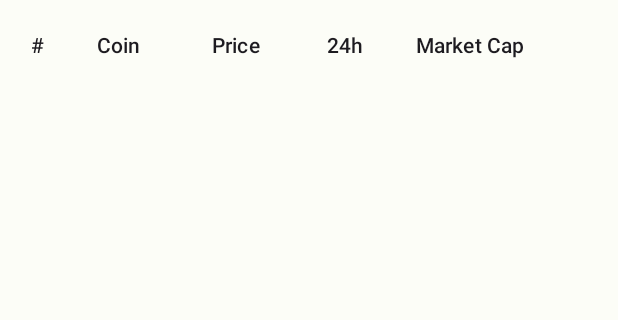
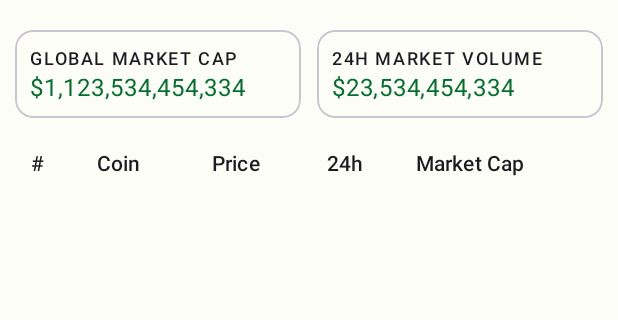
Before and after one commit to maayyaannkk/coin-tracker, an Android app: the layout fragment_market.xml on its own in the app's theme, with its tools: preview values and no code run, on a phone screen of 412 x 824 dp, the part 81-401 px from its top. Run offline under Robolectric (Android 15) with nearby library versions, the phone set to English and light mode, and no system bars.

Commit message:
feat: market cap

```diff
--- a/app/src/main/java/in/mayanknagwanshi/cointracker/network/CoinGeckoApi.kt
+++ b/app/src/main/java/in/mayanknagwanshi/cointracker/network/CoinGeckoApi.kt
@@ -28,4 +28,7 @@ interface CoinGeckoApi {
 
     @GET("search")
     suspend fun search(@Query("query") search: String): Response<ResponseBody>
+
+    @GET("global")
+    suspend fun global(): Response<ResponseBody>
 }
--- a/app/src/main/res/layout/fragment_market.xml
+++ b/app/src/main/res/layout/fragment_market.xml
@@ -46,12 +46,91 @@
         </androidx.constraintlayout.widget.ConstraintLayout>
     </com.google.android.material.card.MaterialCardView>
 
+    <androidx.appcompat.widget.LinearLayoutCompat
+        android:id="@+id/linearLayoutMarketCap"
+        android:layout_width="match_parent"
+        android:layout_height="wrap_content"
+        android:orientation="horizontal"
+        android:padding="10dp"
+        app:layout_constraintTop_toBottomOf="@+id/materialCardView">
+
+        <com.google.android.material.card.MaterialCardView
+            android:id="@+id/materialCardViewGlobalMarketCap"
+            android:layout_width="match_parent"
+            android:layout_height="wrap_content"
+            android:layout_marginEnd="5dp"
+            android:layout_weight="1"
+            app:layout_constraintTop_toTopOf="parent">
+
+            <androidx.constraintlayout.widget.ConstraintLayout
+                android:layout_width="match_parent"
+                android:layout_height="match_parent"
+                android:padding="10dp">
+
+                <TextView
+                    android:id="@+id/textViewGlobalMarketCapLabel"
+                    style="?attr/textAppearanceButton"
+                    android:layout_width="wrap_content"
+                    android:layout_height="wrap_content"
+                    android:text="@string/label_global_market_cap"
+                    android:textSize="12sp"
+                    app:layout_constraintStart_toStartOf="parent"
+                    app:layout_constraintTop_toTopOf="parent" />
+
+                <TextView
+                    android:id="@+id/textViewGlobalMarketCap"
+                    style="?attr/textAppearanceBodyLarge"
+                    android:layout_width="wrap_content"
+                    android:layout_height="wrap_content"
+                    android:textColor="?colorPrimary"
+                    app:layout_constraintStart_toStartOf="parent"
+                    app:layout_constraintTop_toBottomOf="@id/textViewGlobalMarketCapLabel"
+                    tools:text="$1,123,534,454,334" />
+            </androidx.constraintlayout.widget.ConstraintLayout>
+        </com.google.android.material.card.MaterialCardView>
+
+        <com.google.android.material.card.MaterialCardView
+            android:id="@+id/materialCardViewGlobalVolume"
+            android:layout_width="match_parent"
+            android:layout_height="wrap_content"
+            android:layout_marginStart="5dp"
+            android:layout_weight="1"
+            app:layout_constraintTop_toTopOf="parent">
+
+            <androidx.constraintlayout.widget.ConstraintLayout
+                android:layout_width="match_parent"
+                android:layout_height="match_parent"
+                android:padding="10dp">
+
+                <TextView
+                    android:id="@+id/textViewGlobalVolumeLabel"
+                    style="?attr/textAppearanceButton"
+                    android:layout_width="wrap_content"
+                    android:layout_height="wrap_content"
+                    android:text="@string/label_market_volume"
+                    android:textSize="12sp"
+                    app:layout_constraintStart_toStartOf="parent"
+                    app:layout_constraintTop_toTopOf="parent" />
+
+                <TextView
+                    android:id="@+id/textViewGlobalVolume"
+                    style="?attr/textAppearanceBodyLarge"
+                    android:layout_width="wrap_content"
+                    android:layout_height="wrap_content"
+                    android:textColor="?colorPrimary"
+                    app:layout_constraintStart_toStartOf="parent"
+                    app:layout_constraintTop_toBottomOf="@id/textViewGlobalVolumeLabel"
+                    tools:text="$23,534,454,334" />
+            </androidx.constraintlayout.widget.ConstraintLayout>
+        </com.google.android.material.card.MaterialCardView>
+    </androidx.appcompat.widget.LinearLayoutCompat>
+
     <androidx.constraintlayout.widget.ConstraintLayout
         android:id="@+id/linearLayoutTitle"
         android:layout_width="match_parent"
         android:layout_height="wrap_content"
         android:padding="10dp"
-        app:layout_constraintTop_toBottomOf="@+id/materialCardView">
+        app:layout_constraintTop_toBottomOf="@+id/linearLayoutMarketCap">
 
         <TextView
             android:id="@+id/textViewRank"
--- a/app/src/main/res/values/strings.xml
+++ b/app/src/main/res/values/strings.xml
@@ -19,6 +19,8 @@
     <string name="label_change">24h</string>
     <string name="label_market_cap">Market Cap</string>
     <string name="label_last_updated">Updated %s</string>
+    <string name="label_global_market_cap">Global Market Cap</string>
+    <string name="label_market_volume">24h Market Volume</string>
 
     <!-- Search -->
     <string name="hint_search">Search</string>
```
Also changed, not shown: app/src/main/java/in/mayanknagwanshi/cointracker/fragments/MarketFragment.kt (+26 -0 lines), app/src/main/java/in/mayanknagwanshi/cointracker/util/Utils.kt (+7 -3 lines), app/src/main/java/in/mayanknagwanshi/cointracker/viewmodel/MainViewModel.kt (+38 -0 lines).
